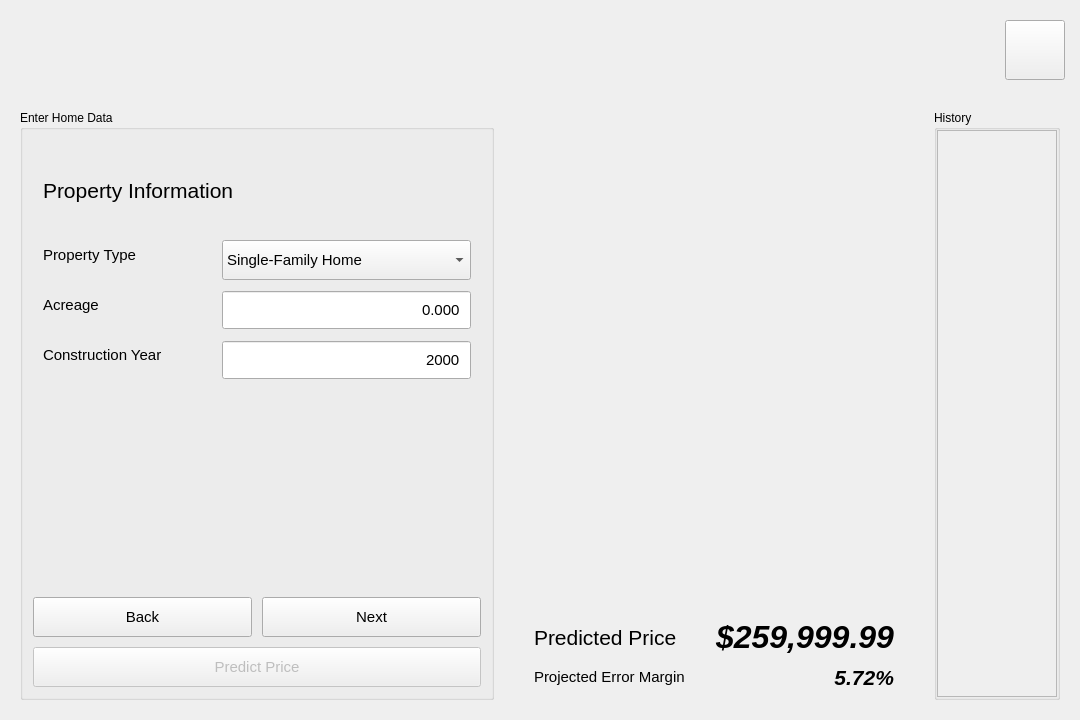
First picture: the form in src/widgets/home-value-window.ui, repository mygarrett38/home-value-prediction, before the edit.
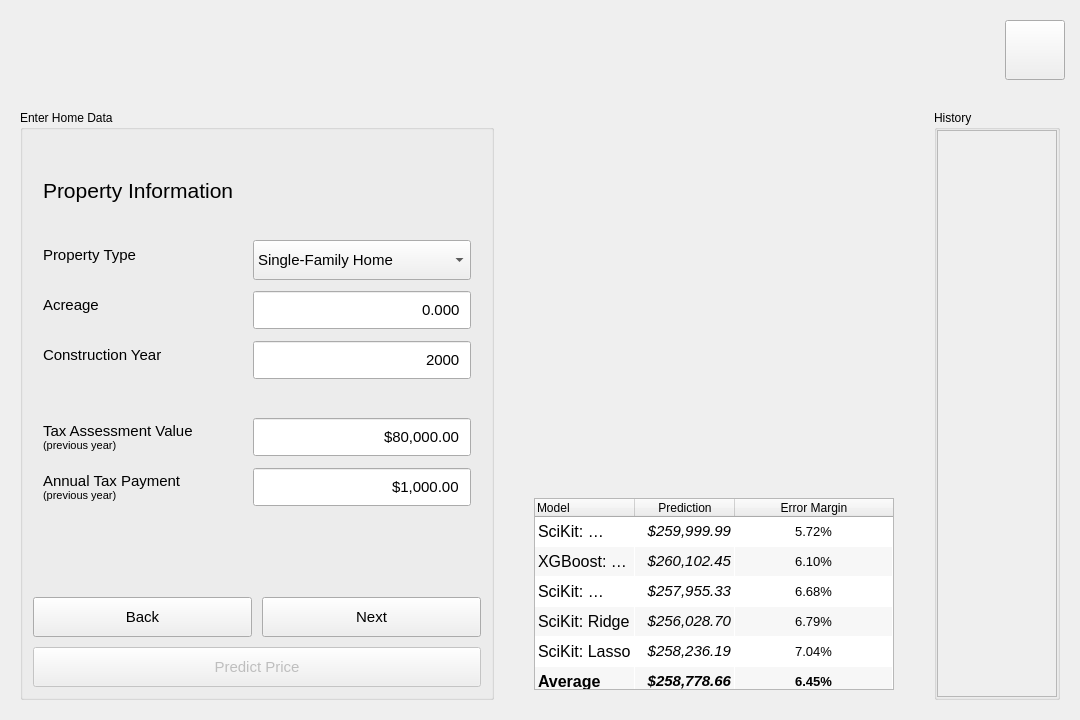
Second picture: the form after the edit. The open tabs and pages were chosen to show the change. Icons and pictures are not drawn. Custom widgets are drawn as their Qt base class.

Commit message: Add requested table and tax fields

What changed in the file:
```diff
--- a/src/widgets/home-value-window.ui
+++ b/src/widgets/home-value-window.ui
@@ -209,8 +209,182 @@
                 </font>
                </property>
                <property name="currentIndex">
-                <number>2</number>
+                <number>1</number>
                </property>
+               <widget class="QWidget" name="page_location">
+                <layout class="QFormLayout" name="layout_location">
+                 <property name="horizontalSpacing">
+                  <number>60</number>
+                 </property>
+                 <property name="verticalSpacing">
+                  <number>10</number>
+                 </property>
+                 <property name="leftMargin">
+                  <number>10</number>
+                 </property>
+                 <property name="topMargin">
+                  <number>10</number>
+                 </property>
+                 <property name="rightMargin">
+                  <number>10</number>
+                 </property>
+                 <property name="bottomMargin">
+                  <number>10</number>
+                 </property>
+                 <item row="0" column="0" colspan="2">
+                  <widget class="QLabel" name="label_location_title">
+                   <property name="minimumSize">
+                    <size>
+                     <width>0</width>
+                     <height>80</height>
+                    </size>
+                   </property>
+                   <property name="maximumSize">
+                    <size>
+                     <width>16777215</width>
+                     <height>80</height>
+                    </size>
+                   </property>
+                   <property name="font">
+                    <font>
+                     <pointsize>16</pointsize>
+                    </font>
+                   </property>
+                   <property name="text">
+                    <string>Location Information</string>
+                   </property>
+                  </widget>
+                 </item>
+                 <item row="2" column="0">
+                  <widget class="QLabel" name="label_location_state">
+                   <property name="font">
+                    <font>
+                     <pointsize>11</pointsize>
+                    </font>
+                   </property>
+                   <property name="text">
+                    <string>&lt;html&gt;&lt;head/&gt;&lt;body&gt;&lt;p&gt;State&lt;/p&gt;&lt;/body&gt;&lt;/html&gt;</string>
+                   </property>
+                  </widget>
+                 </item>
+                 <item row="2" column="1">
+                  <widget class="QComboBox" name="editor_location_state">
+                   <property name="minimumSize">
+                    <size>
+                     <width>0</width>
+                     <height>40</height>
+                    </size>
+                   </property>
+                   <property name="maximumSize">
+                    <size>
+                     <width>16777215</width>
+                     <height>40</height>
+                    </size>
+                   </property>
+                   <property name="currentIndex">
+                    <number>0</number>
+                   </property>
+                   <item>
+                    <property name="text">
+                     <string>AL</string>
+                    </property>
+                   </item>
+                   <item>
+                    <property name="text">
+                     <string>AK</string>
+                    </property>
+                   </item>
+                   <item>
+                    <property name="text">
+                     <string>AZ</string>
+                    </property>
+                   </item>
+                   <item>
+                    <property name="text">
+                     <string>AR</string>
+                    </property>
+                   </item>
+                  </widget>
+                 </item>
+                 <item row="3" column="0">
+                  <widget class="QLabel" name="label_location_county">
+                   <property name="font">
+                    <font>
+                     <pointsize>11</pointsize>
+                    </font>
+                   </property>
+                   <property name="text">
+                    <string>&lt;html&gt;&lt;head/&gt;&lt;body&gt;&lt;p&gt;County&lt;/p&gt;&lt;/body&gt;&lt;/html&gt;</string>
+                   </property>
+                  </widget>
+                 </item>
+                 <item row="3" column="1">
+                  <widget class="QComboBox" name="editor_location_county">
+                   <property name="minimumSize">
+                    <size>
+                     <width>0</width>
+                     <height>40</height>
+                    </size>
+                   </property>
+                   <property name="maximumSize">
+                    <size>
+                     <width>16777215</width>
+                     <height>40</height>
+                    </size>
+                   </property>
+                   <property name="currentIndex">
+                    <number>0</number>
+                   </property>
+                   <item>
+                    <property name="text">
+                     <string>Name...</string>
+                    </property>
+                   </item>
+                  </widget>
+                 </item>
+                 <item row="4" column="0">
+                  <widget class="QLabel" name="label_location_address">
+                   <property name="font">
+                    <font>
+                     <pointsize>11</pointsize>
+                    </font>
+                   </property>
+                   <property name="text">
+                    <string>&lt;html&gt;&lt;head/&gt;&lt;body&gt;&lt;p&gt;Address (Line 1)&lt;/p&gt;&lt;/body&gt;&lt;/html&gt;</string>
+                   </property>
+                  </widget>
+                 </item>
+                 <item row="4" column="1">
+                  <widget class="QLineEdit" name="editor_location_address">
+                   <property name="minimumSize">
+                    <size>
+                     <width>0</width>
+                     <height>40</height>
+                    </size>
+                   </property>
+                   <property name="maximumSize">
+                    <size>
+                     <width>16777215</width>
+                     <height>40</height>
+                    </size>
+                   </property>
+                  </widget>
+                 </item>
+                 <item row="5" column="0">
+                  <spacer name="spacer_location">
+                   <property name="orientation">
+                    <enum>Qt::Orientation::Vertical</enum>
+                   </property>
+                   <property name="sizeHint" stdset="0">
+                    <size>
+                     <width>20</width>
+                     <height>40</height>
+                    </size>
+                   </property>
+                  </spacer>
+                 </item>
+                </layout>
+               </widget>
                <widget class="QWidget" name="page_property">
                 <layout class="QFormLayout" name="layout_property">
                  <property name="horizontalSpacing">
@@ -432,7 +606,7 @@
                    </property>
                   </widget>
                  </item>
-                 <item row="4" column="0">
+                 <item row="7" column="0">
                   <spacer name="spacer_property">
                    <property name="orientation">
                     <enum>Qt::Orientation::Vertical</enum>
@@ -469,6 +643,134 @@
                    </property>
                   </widget>
                  </item>
+                 <item row="4" column="0">
+                  <widget class="QLabel" name="label_property_empty">
+                   <property name="font">
+                    <font>
+                     <pointsize>11</pointsize>
+                    </font>
+                   </property>
+                   <property name="text">
+                    <string/>
+                   </property>
+                  </widget>
+                 </item>
+                 <item row="5" column="0">
+                  <widget class="QLabel" name="label_property_tax_assessment">
+                   <property name="font">
+                    <font>
+                     <pointsize>11</pointsize>
+                    </font>
+                   </property>
+                   <property name="text">
+                    <string>&lt;html&gt;&lt;head/&gt;&lt;body&gt;&lt;p&gt;Tax Assessment Value&lt;br/&gt;&lt;span style=&quot; font-size:8pt;&quot;&gt;(previous year)&lt;/span&gt;&lt;/p&gt;&lt;/body&gt;&lt;/html&gt;</string>
+                   </property>
+                  </widget>
+                 </item>
+                 <item row="5" column="1">
+                  <widget class="QDoubleSpinBox" name="editor_property_tax_assessment">
+                   <property name="minimumSize">
+                    <size>
+                     <width>0</width>
+                     <height>40</height>
+                    </size>
+                   </property>
+                   <property name="maximumSize">
+                    <size>
+                     <width>16777215</width>
+                     <height>40</height>
+                    </size>
+                   </property>
+                   <property name="font">
+                    <font>
+                     <pointsize>11</pointsize>
+                     <bold>false</bold>
+                    </font>
+                   </property>
+                   <property name="styleSheet">
+                    <string notr="true">padding: 5px;</string>
+                   </property>
+                   <property name="alignment">
+                    <set>Qt::AlignmentFlag::AlignRight|Qt::AlignmentFlag::AlignTrailing|Qt::AlignmentFlag::AlignVCenter</set>
+                   </property>
+                   <property name="buttonSymbols">
+                    <enum>QAbstractSpinBox::ButtonSymbols::NoButtons</enum>
+                   </property>
+                   <property name="showGroupSeparator" stdset="0">
+                    <bool>true</bool>
+                   </property>
+                   <property name="prefix">
+                    <string>$</string>
+                   </property>
+                   <property name="decimals">
+                    <number>2</number>
+                   </property>
+                   <property name="maximum">
+                    <double>100000000.000000000000000</double>
+                   </property>
+                   <property name="value">
+                    <double>80000.000000000000000</double>
+                   </property>
+                  </widget>
+                 </item>
+                 <item row="6" column="0">
+                  <widget class="QLabel" name="label_property_tax_annual">
+                   <property name="font">
+                    <font>
+                     <pointsize>11</pointsize>
+                    </font>
+                   </property>
+                   <property name="text">
+                    <string>&lt;html&gt;&lt;head/&gt;&lt;body&gt;&lt;p&gt;Annual Tax Payment&lt;br/&gt;&lt;span style=&quot; font-size:8pt;&quot;&gt;(previous year)&lt;/span&gt;&lt;/p&gt;&lt;/body&gt;&lt;/html&gt;</string>
+                   </property>
+                  </widget>
+                 </item>
+                 <item row="6" column="1">
+                  <widget class="QDoubleSpinBox" name="editor_property_tax_annual">
+                   <property name="minimumSize">
+                    <size>
+                     <width>0</width>
+                     <height>40</height>
+                    </size>
+                   </property>
+                   <property name="maximumSize">
+                    <size>
+                     <width>16777215</width>
+                     <height>40</height>
+                    </size>
+                   </property>
+                   <property name="font">
+                    <font>
+                     <pointsize>11</pointsize>
+                     <bold>false</bold>
+                    </font>
+                   </property>
+                   <property name="styleSheet">
+                    <string notr="true">padding: 5px;</string>
+                   </property>
+                   <property name="alignment">
+                    <set>Qt::AlignmentFlag::AlignRight|Qt::AlignmentFlag::AlignTrailing|Qt::AlignmentFlag::AlignVCenter</set>
+                   </property>
+                   <property name="buttonSymbols">
+                    <enum>QAbstractSpinBox::ButtonSymbols::NoButtons</enum>
+                   </property>
+                   <property name="showGroupSeparator" stdset="0">
+                    <bool>true</bool>
+                   </property>
+                   <property name="prefix">
+                    <string>$</string>
+                   </property>
+                   <property name="decimals">
+                    <number>2</number>
+                   </property>
+                   <property name="maximum">
+                    <double>1000000.000000000000000</double>
+                   </property>
+                   <property name="value">
+                    <double>1000.000000000000000</double>
+                   </property>
+                  </widget>
+                 </item>
                 </layout>
                </widget>
                <widget class="QWidget" name="page_home_1">
@@ -1000,13 +1302,16 @@
                      </property>
                      <property name="iconSize">
                       <size>
-                       <width>32</width>
-                       <height>32</height>
+                       <width>20</width>
+                       <height>20</height>
                       </size>
                      </property>
                      <property name="checkable">
                       <bool>true</bool>
                      </property>
+                     <property name="checked">
+                      <bool>true</bool>
+                     </property>
                     </widget>
                    </item>
                    <item>
@@ -1089,180 +1394,6 @@
                  </item>
                 </layout>
                </widget>
-               <widget class="QWidget" name="page_location">
-                <layout class="QFormLayout" name="layout_location">
-                 <property name="horizontalSpacing">
-                  <number>60</number>
-                 </property>
-                 <property name="verticalSpacing">
-                  <number>10</number>
-                 </property>
-                 <property name="leftMargin">
-                  <number>10</number>
-                 </property>
-                 <property name="topMargin">
-                  <number>10</number>
-                 </property>
-                 <property name="rightMargin">
-                  <number>10</number>
-                 </property>
-                 <property name="bottomMargin">
-                  <number>10</number>
-                 </property>
-                 <item row="0" column="0" colspan="2">
-                  <widget class="QLabel" name="label_location_title">
-                   <property name="minimumSize">
-                    <size>
-                     <width>0</width>
-                     <height>80</height>
-                    </size>
-                   </property>
-                   <property name="maximumSize">
-                    <size>
-                     <width>16777215</width>
-                     <height>80</height>
-                    </size>
-                   </property>
-                   <property name="font">
-                    <font>
-                     <pointsize>16</pointsize>
-                    </font>
-                   </property>
-                   <property name="text">
-                    <string>Location Information</string>
-                   </property>
-                  </widget>
-                 </item>
-                 <item row="5" column="0">
-                  <spacer name="spacer_location">
-                   <property name="orientation">
-                    <enum>Qt::Orientation::Vertical</enum>
-                   </property>
-                   <property name="sizeHint" stdset="0">
-                    <size>
-                     <width>20</width>
-                     <height>40</height>
-                    </size>
-                   </property>
-                  </spacer>
-                 </item>
-                 <item row="4" column="0">
-                  <widget class="QLabel" name="label_location_address">
-                   <property name="font">
-                    <font>
-                     <pointsize>11</pointsize>
-                    </font>
-                   </property>
-                   <property name="text">
-                    <string>&lt;html&gt;&lt;head/&gt;&lt;body&gt;&lt;p&gt;Address&lt;/p&gt;&lt;/body&gt;&lt;/html&gt;</string>
-                   </property>
-                  </widget>
-                 </item>
-                 <item row="4" column="1">
-                  <widget class="QLineEdit" name="editor_location_address">
-                   <property name="minimumSize">
-                    <size>
-                     <width>0</width>
-                     <height>40</height>
-                    </size>
-                   </property>
-                   <property name="maximumSize">
-                    <size>
-                     <width>16777215</width>
-                     <height>40</height>
-                    </size>
-                   </property>
-                  </widget>
-                 </item>
-                 <item row="3" column="0">
-                  <widget class="QLabel" name="label_location_county">
-                   <property name="font">
-                    <font>
-                     <pointsize>11</pointsize>
-                    </font>
-                   </property>
-                   <property name="text">
-                    <string>&lt;html&gt;&lt;head/&gt;&lt;body&gt;&lt;p&gt;County&lt;/p&gt;&lt;/body&gt;&lt;/html&gt;</string>
-                   </property>
-                  </widget>
-                 </item>
-                 <item row="3" column="1">
-                  <widget class="QComboBox" name="editor_location_county">
-                   <property name="minimumSize">
-                    <size>
-                     <width>0</width>
-                     <height>40</height>
-                    </size>
-                   </property>
-                   <property name="maximumSize">
-                    <size>
-                     <width>16777215</width>
-                     <height>40</height>
-                    </size>
-                   </property>
-                   <property name="currentIndex">
-                    <number>0</number>
-                   </property>
-                   <item>
-                    <property name="text">
-                     <string>Name...</string>
-                    </property>
-                   </item>
-                  </widget>
-                 </item>
-                 <item row="2" column="0">
-                  <widget class="QLabel" name="label_location_state">
-                   <property name="font">
-                    <font>
-                     <pointsize>11</pointsize>
-                    </font>
-                   </property>
-                   <property name="text">
-                    <string>&lt;html&gt;&lt;head/&gt;&lt;body&gt;&lt;p&gt;State&lt;/p&gt;&lt;/body&gt;&lt;/html&gt;</string>
-                   </property>
-                  </widget>
-                 </item>
-                 <item row="2" column="1">
-                  <widget class="QComboBox" name="editor_location_state">
-                   <property name="minimumSize">
-                    <size>
-                     <width>0</width>
-                     <height>40</height>
-                    </size>
-                   </property>
-                   <property name="maximumSize">
-                    <size>
-                     <width>16777215</width>
-                     <height>40</height>
-                    </size>
-                   </property>
-                   <property name="currentIndex">
-                    <number>0</number>
-                   </property>
-                   <item>
-                    <property name="text">
-                     <string>AL</string>
-                    </property>
-                   </item>
-                   <item>
-                    <property name="text">
-                     <string>AK</string>
-                    </property>
-                   </item>
-                   <item>
-                    <property name="text">
-                     <string>AZ</string>
-                    </property>
-                   </item>
-                   <item>
-                    <property name="text">
-                     <string>AR</string>
-                    </property>
-                   </item>
-                  </widget>
-                 </item>
-                </layout>
-               </widget>
               </widget>
              </item>
              <item>
@@ -1362,7 +1493,7 @@
          </widget>
         </item>
         <item>
-         <layout class="QVBoxLayout" name="prediction_accuracy_layout" stretch="1,0,0">
+         <layout class="QVBoxLayout" name="prediction_accuracy_layout" stretch="2,1">
           <property name="spacing">
            <number>10</number>
           </property>
@@ -1386,100 +1517,359 @@
            </widget>
           </item>
           <item>
-           <layout class="QHBoxLayout" name="prediction_layout" stretch="0,1">
-            <property name="spacing">
-             <number>10</number>
+           <widget class="QTableWidget" name="prediction_table">
+            <property name="sizePolicy">
+             <sizepolicy hsizetype="Expanding" vsizetype="Minimum">
+              <horstretch>0</horstretch>
+              <verstretch>0</verstretch>
+             </sizepolicy>
             </property>
-            <property name="leftMargin">
-             <number>0</number>
+            <property name="verticalScrollBarPolicy">
+             <enum>Qt::ScrollBarPolicy::ScrollBarAlwaysOff</enum>
             </property>
-            <property name="topMargin">
-             <number>0</number>
+            <property name="horizontalScrollBarPolicy">
+             <enum>Qt::ScrollBarPolicy::ScrollBarAlwaysOff</enum>
             </property>
-            <property name="rightMargin">
-             <number>0</number>
+            <property name="editTriggers">
+             <set>QAbstractItemView::EditTrigger::NoEditTriggers</set>
             </property>
-            <property name="bottomMargin">
-             <number>0</number>
+            <property name="alternatingRowColors">
+             <bool>true</bool>
             </property>
-            <item>
-             <widget class="QLabel" name="label_predicted_price">
-              <property name="font">
-               <font>
-                <pointsize>16</pointsize>
-               </font>
-              </property>
-              <property name="text">
-               <string>Predicted Price</string>
-              </property>
-             </widget>
-            </item>
-            <item>
-             <widget class="QLabel" name="editor_predicted_price">
-              <property name="font">
-               <font>
-                <pointsize>24</pointsize>
-                <italic>true</italic>
-                <bold>true</bold>
-               </font>
-              </property>
-              <property name="text">
-               <string>$259,999.99</string>
-              </property>
-              <property name="alignment">
-               <set>Qt::AlignmentFlag::AlignRight|Qt::AlignmentFlag::AlignTrailing|Qt::AlignmentFlag::AlignVCenter</set>
-              </property>
-             </widget>
-            </item>
-           </layout>
-          </item>
-          <item>
-           <layout class="QHBoxLayout" name="accuracy_layout" stretch="0,1">
-            <property name="spacing">
-             <number>10</number>
+            <property name="selectionMode">
+             <enum>QAbstractItemView::SelectionMode::NoSelection</enum>
             </property>
-            <property name="leftMargin">
-             <number>0</number>
+            <property name="showGrid">
+             <bool>true</bool>
             </property>
-            <property name="topMargin">
-             <number>0</number>
+            <property name="gridStyle">
+             <enum>Qt::PenStyle::NoPen</enum>
             </property>
-            <property name="rightMargin">
-             <number>0</number>
+            <property name="cornerButtonEnabled">
+             <bool>false</bool>
             </property>
-            <property name="bottomMargin">
-             <number>0</number>
+            <property name="supportedDragActions">
+             <set>Qt::DropAction::IgnoreAction</set>
             </property>
-            <item>
-             <widget class="QLabel" name="label_predicted_accuracy">
-              <property name="font">
-               <font>
-                <pointsize>11</pointsize>
-               </font>
-              </property>
-              <property name="text">
-               <string>&lt;html&gt;&lt;head/&gt;&lt;body&gt;&lt;p&gt;Projected Error Margin&lt;/p&gt;&lt;/body&gt;&lt;/html&gt;</string>
-              </property>
-             </widget>
+            <attribute name="horizontalHeaderMinimumSectionSize">
+             <number>100</number>
+            </attribute>
+            <attribute name="horizontalHeaderHighlightSections">
+             <bool>false</bool>
+            </attribute>
+            <attribute name="horizontalHeaderStretchLastSection">
+             <bool>true</bool>
+            </attribute>
+            <attribute name="verticalHeaderVisible">
+             <bool>false</bool>
+            </attribute>
+            <attribute name="verticalHeaderStretchLastSection">
+             <bool>true</bool>
+            </attribute>
+            <row>
+             <property name="text">
+              <string>SciKit: Random Forest</string>
+             </property>
+             <property name="font">
+              <font>
+               <pointsize>12</pointsize>
+              </font>
+             </property>
+            </row>
+            <row>
+             <property name="text">
+              <string>XGBoost: Linear Regression</string>
+             </property>
+             <property name="font">
+              <font>
+               <pointsize>12</pointsize>
+              </font>
+             </property>
+            </row>
+            <row>
+             <property name="text">
+              <string>SciKit: Linear Regression</string>
+             </property>
+             <property name="font">
+              <font>
+               <pointsize>12</pointsize>
+              </font>
+             </property>
+            </row>
+            <row>
+             <property name="text">
+              <string>SciKit: Ridge</string>
+             </property>
+             <property name="font">
+              <font>
+               <pointsize>12</pointsize>
+              </font>
+             </property>
+            </row>
+            <row>
+             <property name="text">
+              <string>SciKit: Lasso</string>
+             </property>
+             <property name="font">
+              <font>
+               <pointsize>12</pointsize>
+              </font>
+             </property>
+            </row>
+            <row>
+             <property name="text">
+              <string>Average</string>
+             </property>
+             <property name="font">
+              <font>
+               <pointsize>12</pointsize>
+              </font>
+             </property>
+            </row>
+            <column>
+             <property name="text">
+              <string>Model</string>
+             </property>
+             <property name="textAlignment">
+              <set>AlignLeading|AlignVCenter</set>
+             </property>
+            </column>
+            <column>
+             <property name="text">
+              <string>Prediction</string>
+             </property>
+            </column>
+            <column>
+             <property name="text">
+              <string>Error Margin</string>
+             </property>
+            </column>
+            <item row="0" column="0">
+             <property name="text">
+              <string>SciKit: Random Forest</string>
+             </property>
+             <property name="font">
+              <font>
+               <pointsize>12</pointsize>
+              </font>
+             </property>
             </item>
-            <item>
-             <widget class="QLabel" name="editor_predicted_accuracy">
-              <property name="font">
-               <font>
-                <pointsize>16</pointsize>
-                <italic>true</italic>
-                <bold>true</bold>
-               </font>
-              </property>
-              <property name="text">
-               <string>5.72%</string>
-              </property>
-              <property name="alignment">
-               <set>Qt::AlignmentFlag::AlignRight|Qt::AlignmentFlag::AlignTrailing|Qt::AlignmentFlag::AlignVCenter</set>
-              </property>
-             </widget>
+            <item row="0" column="1">
+             <property name="text">
+              <string>$259,999.99</string>
+             </property>
+             <property name="font">
+              <font>
+               <pointsize>11</pointsize>
+               <italic>true</italic>
+              </font>
+             </property>
+             <property name="textAlignment">
+              <set>AlignTrailing|AlignVCenter</set>
+             </property>
             </item>
-           </layout>
+            <item row="0" column="2">
+             <property name="text">
+              <string>5.72%</string>
+             </property>
+             <property name="font">
+              <font>
+               <pointsize>10</pointsize>
+              </font>
+             </property>
+             <property name="textAlignment">
+              <set>AlignCenter</set>
+             </property>
+            </item>
+            <item row="1" column="0">
+             <property name="text">
+              <string>XGBoost: Linear Regression</string>
+             </property>
+             <property name="font">
+              <font>
+               <pointsize>12</pointsize>
+              </font>
+             </property>
+            </item>
+            <item row="1" column="1">
+             <property name="text">
+              <string>$260,102.45</string>
+             </property>
+             <property name="font">
+              <font>
+               <pointsize>11</pointsize>
+               <italic>true</italic>
+              </font>
+             </property>
+             <property name="textAlignment">
+              <set>AlignTrailing|AlignVCenter</set>
+             </property>
+            </item>
+            <item row="1" column="2">
+             <property name="text">
+              <string>6.10%</string>
+             </property>
+             <property name="font">
+              <font>
+               <pointsize>10</pointsize>
+              </font>
+             </property>
+             <property name="textAlignment">
+              <set>AlignCenter</set>
+             </property>
+            </item>
+            <item row="2" column="0">
+             <property name="text">
+              <string>SciKit: Linear Regression</string>
+             </property>
+             <property name="font">
+              <font>
+               <pointsize>12</pointsize>
+              </font>
+             </property>
+            </item>
+            <item row="2" column="1">
+             <property name="text">
+              <string>$257,955.33</string>
+             </property>
+             <property name="font">
+              <font>
+               <pointsize>11</pointsize>
+               <italic>true</italic>
+              </font>
+             </property>
+             <property name="textAlignment">
+              <set>AlignTrailing|AlignVCenter</set>
+             </property>
+            </item>
+            <item row="2" column="2">
+             <property name="text">
+              <string>6.68%</string>
+             </property>
+             <property name="font">
+              <font>
+               <pointsize>10</pointsize>
+              </font>
+             </property>
+             <property name="textAlignment">
+              <set>AlignCenter</set>
+             </property>
+            </item>
+            <item row="3" column="0">
+             <property name="text">
+              <string>SciKit: Ridge</string>
+             </property>
+             <property name="font">
+              <font>
+               <pointsize>12</pointsize>
+              </font>
+             </property>
+            </item>
+            <item row="3" column="1">
+             <property name="text">
+              <string>$256,028.70</string>
+             </property>
+             <property name="font">
+              <font>
+               <pointsize>11</pointsize>
+               <italic>true</italic>
+              </font>
+             </property>
+             <property name="textAlignment">
+              <set>AlignTrailing|AlignVCenter</set>
+             </property>
+            </item>
+            <item row="3" column="2">
+             <property name="text">
+              <string>6.79%</string>
+             </property>
+             <property name="font">
+              <font>
+               <pointsize>10</pointsize>
+              </font>
+             </property>
+             <property name="textAlignment">
+              <set>AlignCenter</set>
+             </property>
+            </item>
+            <item row="4" column="0">
+             <property name="text">
+              <string>SciKit: Lasso</string>
+             </property>
+             <property name="font">
+              <font>
+               <pointsize>12</pointsize>
+              </font>
+             </property>
+            </item>
+            <item row="4" column="1">
+             <property name="text">
+              <string>$258,236.19</string>
+             </property>
+             <property name="font">
+              <font>
+               <pointsize>11</pointsize>
+               <italic>true</italic>
+              </font>
+             </property>
+             <property name="textAlignment">
+              <set>AlignTrailing|AlignVCenter</set>
+             </property>
+            </item>
+            <item row="4" column="2">
+             <property name="text">
+              <string>7.04%</string>
+             </property>
+             <property name="font">
+              <font>
+               <pointsize>10</pointsize>
+              </font>
+             </property>
+             <property name="textAlignment">
+              <set>AlignCenter</set>
+             </property>
+            </item>
+            <item row="5" column="0">
+             <property name="text">
+              <string>Average</string>
+             </property>
+             <property name="font">
+              <font>
+               <pointsize>12</pointsize>
+               <bold>true</bold>
+              </font>
+             </property>
+            </item>
+            <item row="5" column="1">
+             <property name="text">
+              <string>$258,778.66</string>
+             </property>
+             <property name="font">
+              <font>
+               <pointsize>11</pointsize>
+               <italic>true</italic>
+               <bold>true</bold>
+              </font>
+             </property>
+             <property name="textAlignment">
+              <set>AlignTrailing|AlignVCenter</set>
+             </property>
+            </item>
+            <item row="5" column="2">
+             <property name="text">
+              <string>6.45%</string>
+             </property>
+             <property name="font">
+              <font>
+               <pointsize>10</pointsize>
+               <bold>true</bold>
+              </font>
+             </property>
+             <property name="textAlignment">
+              <set>AlignCenter</set>
+             </property>
+            </item>
+           </widget>
           </item>
          </layout>
         </item>
@@ -1526,7 +1916,7 @@
                <rect>
                 <x>0</x>
                 <y>0</y>
-                <width>83</width>
+                <width>99</width>
                 <height>559</height>
                </rect>
               </property>
```
Left out of the diff: 16 changed lines with no effect on the pictures. The commit also changes 1 other file.
